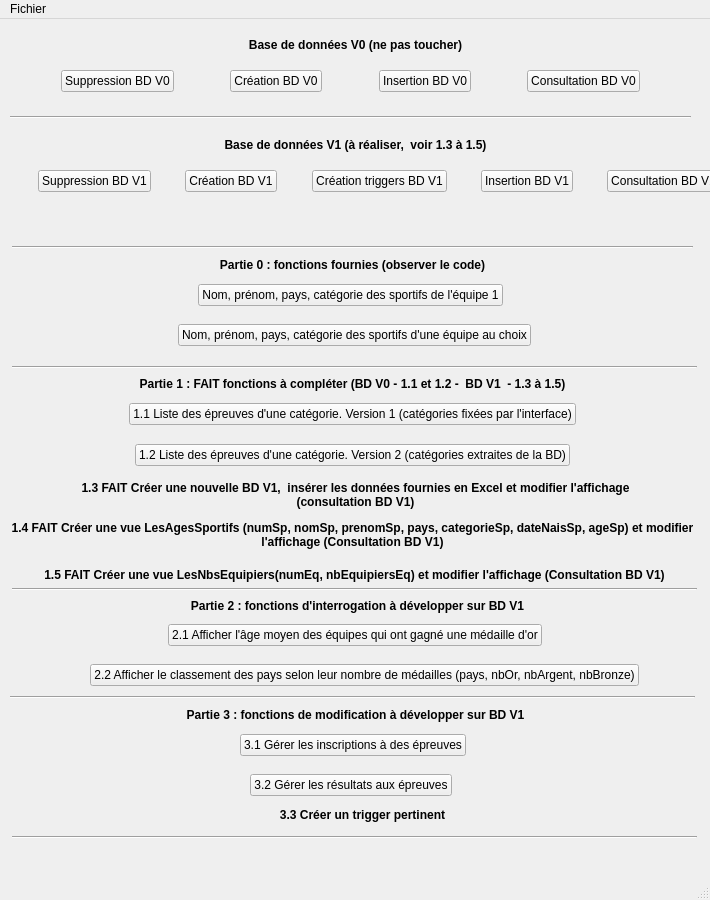
Above: gui/mainWindow.ui from OliverMineau/JOProject before the change. Below: the same form after it.
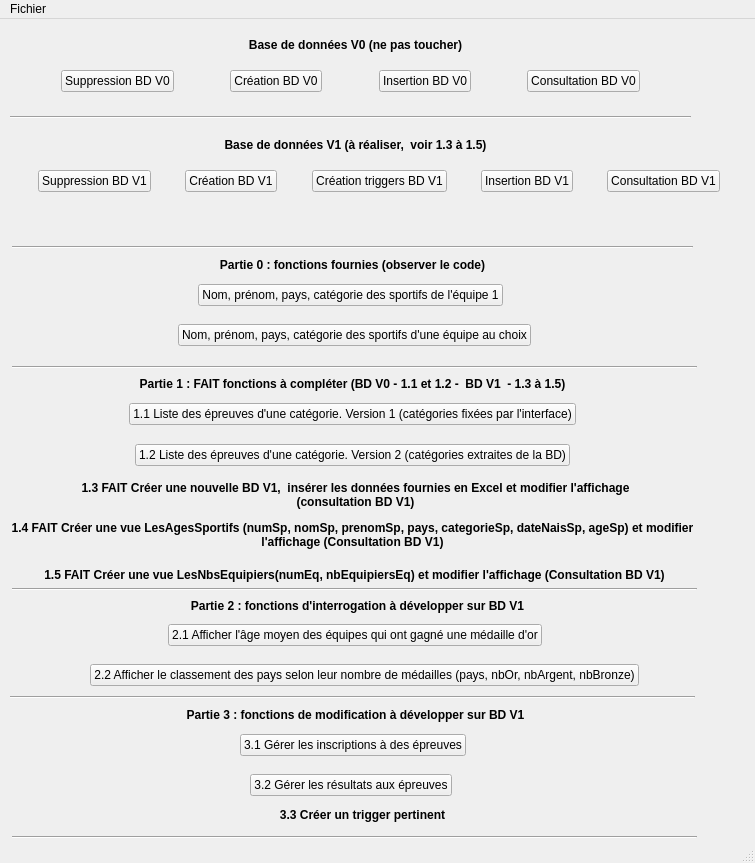
That is the form after the change.

Commit message: Ajout 2 windows part 3

Patch:
```diff
--- a/gui/mainWindow.ui
+++ b/gui/mainWindow.ui
@@ -6,8 +6,8 @@
    <rect>
     <x>0</x>
     <y>0</y>
-    <width>710</width>
-    <height>900</height>
+    <width>755</width>
+    <height>863</height>
    </rect>
   </property>
   <property name="windowTitle">
@@ -947,8 +947,8 @@
     <rect>
      <x>0</x>
      <y>0</y>
-     <width>710</width>
-     <height>22</height>
+     <width>755</width>
+     <height>26</height>
     </rect>
    </property>
    <widget class="QMenu" name="menuFiles">
```
The commit also changes 5 other files.
